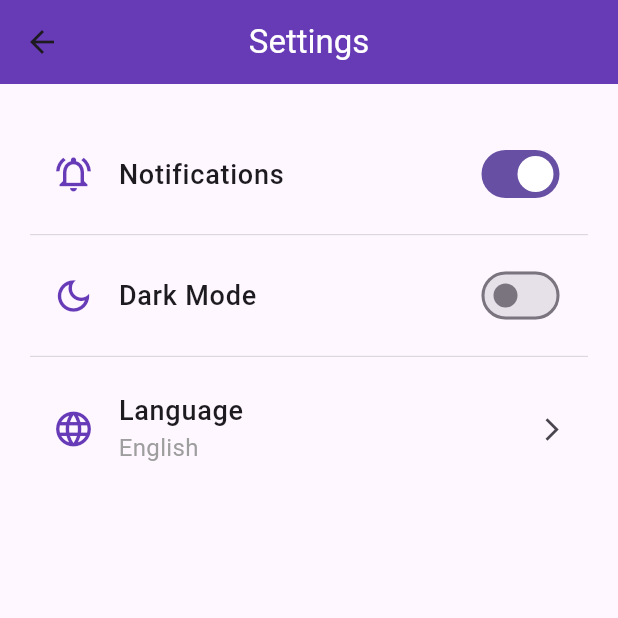
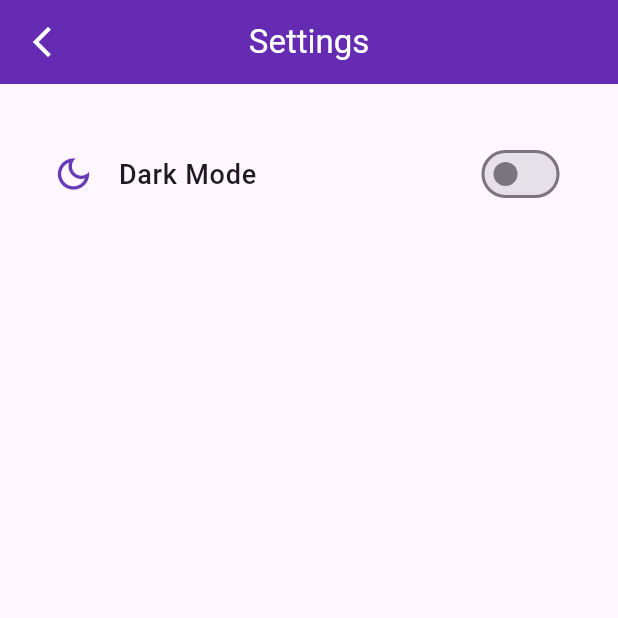
Before and after one commit to fanta1ty/flutter_e_wallet_app, a Flutter app: the MoreScreenContent screen opened directly, on a phone screen of 412 x 824 dp, the top half of it. Run offline on Flutter 3.47's test engine with Material 3 defaults, Android fonts, the phone set to English and light mode, and no system bars; our stand-ins replace bloc, cloud_firestore, firebase_auth, firebase_core, flutter_bloc, google_fonts; accounts and stored records are empty.

Commit message:
Update more.dart

```diff
--- a/e_wallet/lib/screen/more/more.dart
+++ b/e_wallet/lib/screen/more/more.dart
@@ -1,6 +1,9 @@
+import 'package:e_wallet/main_cubit.dart';
 import 'package:e_wallet/screen/more/more_cubit.dart';
 import 'package:flutter/material.dart';
 import 'package:flutter_bloc/flutter_bloc.dart';
+
+import '../../constant/colours.dart';
 
 class MoreScreen extends StatelessWidget {
   const MoreScreen({super.key});
@@ -14,49 +17,41 @@ class MoreScreen extends StatelessWidget {
   }
 }
 
-class MoreScreenContent extends StatelessWidget {
+class MoreScreenContent extends StatefulWidget {
   const MoreScreenContent({super.key});
 
   @override
+  State<MoreScreenContent> createState() => _MoreScreenContentState();
+}
+
+class _MoreScreenContentState extends State<MoreScreenContent> {
+  @override
+  void initState() {
+    super.initState();
+  }
+
+  @override
   Widget build(BuildContext context) {
+    final mainCubit = context.read<MainCubit>();
+    final mainState = context.watch<MainCubit>().state;
+
     return Scaffold(
-      appBar: AppBar(
-        title: const Text(
-          'Settings',
-          style: TextStyle(color: Colors.white, fontSize: 22),
-        ),
-        centerTitle: true,
-        backgroundColor: Colors.deepPurple,
-        elevation: 2,
-      ),
+      appBar: _buildAppBar(context),
       body: BlocBuilder<MoreCubit, MoreState>(
         builder: (context, state) {
           return ListView(
             padding: const EdgeInsets.all(20),
             children: [
               _buildSettingsTile(
-                title: 'Notifications',
-                icon: Icons.notifications_active_outlined,
+                title: 'Dark Mode',
+                icon: Icons.dark_mode_outlined,
                 trailing: Switch(
-                  value: state.notificationsEnabled,
+                  value: mainState.isDarkMode,
                   onChanged: (bool value) {
-                    context.read<MoreCubit>().toggleNotifications(value);
+                    mainCubit.toggleTheme(value);
                   },
                 ),
               ),
-              const Divider(height: 1, thickness: 0.5),
-              _buildSettingsTile(
-                title: 'Dark Mode',
-                icon: Icons.dark_mode_outlined,
-                trailing: Switch(
-                  value: state.isDarkMode,
-                  onChanged: (bool value) {
-                    context.read<MoreCubit>().toggleDarkMode(value);
-                  },
-                ),
-              ),
-              const Divider(height: 1, thickness: 0.5),
-              _buildLanguageSelector(context, state),
             ],
           );
         },
@@ -80,49 +75,22 @@ class MoreScreenContent extends StatelessWidget {
     );
   }
 
-  Widget _buildLanguageSelector(BuildContext context, MoreState state) {
-    return ListTile(
-      contentPadding: const EdgeInsets.symmetric(vertical: 12, horizontal: 15),
-      leading: const Icon(Icons.language_outlined,
-          color: Colors.deepPurple, size: 28),
+  AppBar _buildAppBar(BuildContext context) {
+    return AppBar(
+      leading: IconButton(
+        icon: const Icon(Icons.arrow_back_ios_new, color: Colors.white),
+        onPressed: () {
+          Navigator.pop(context);
+        },
+      ),
       title: const Text(
-        'Language',
-        style: TextStyle(fontSize: 18, fontWeight: FontWeight.w500),
+        'Settings',
+        style: TextStyle(
+          color: Colors.white,
+        ),
       ),
-      subtitle: Text(state.selectedLanguage,
-          style: const TextStyle(fontSize: 16, color: Colors.grey)),
-      trailing: const Icon(Icons.arrow_forward_ios, size: 18),
-      onTap: () {
-        _showLanguageSelectionDialog(context, state.selectedLanguage);
-      },
-    );
-  }
-
-  void _showLanguageSelectionDialog(
-      BuildContext context, String selectedLanguage) {
-    final List<String> languages = ['English', 'Spanish', 'French', 'German'];
-
-    showDialog(
-      context: context,
-      builder: (BuildContext context) {
-        return AlertDialog(
-          title: const Text('Select Language'),
-          content: Column(
-            mainAxisSize: MainAxisSize.min,
-            children: languages.map((language) {
-              return RadioListTile<String>(
-                title: Text(language),
-                value: language,
-                groupValue: selectedLanguage,
-                onChanged: (String? value) {
-                  context.read<MoreCubit>().changeLanguage(value!);
-                  Navigator.of(context).pop();
-                },
-              );
-            }).toList(),
-          ),
-        );
-      },
+      centerTitle: true,
+      backgroundColor: btntxt,
     );
   }
 }
```
